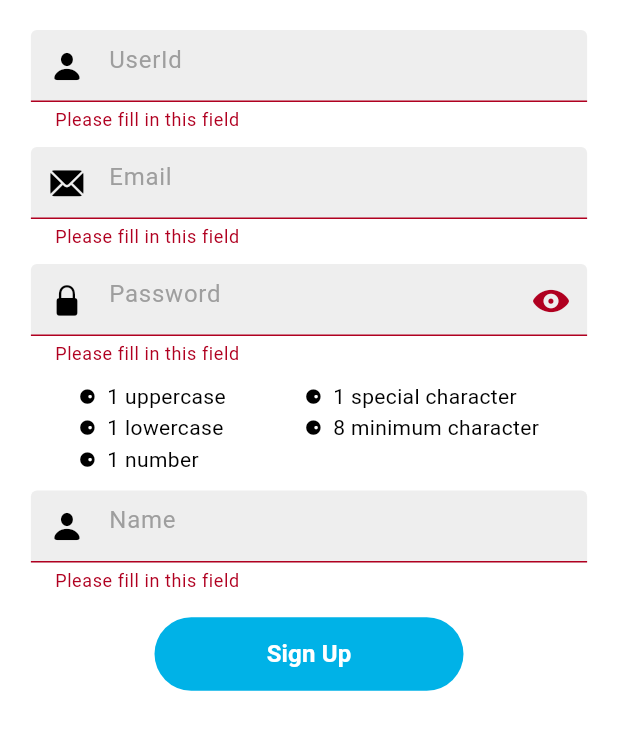
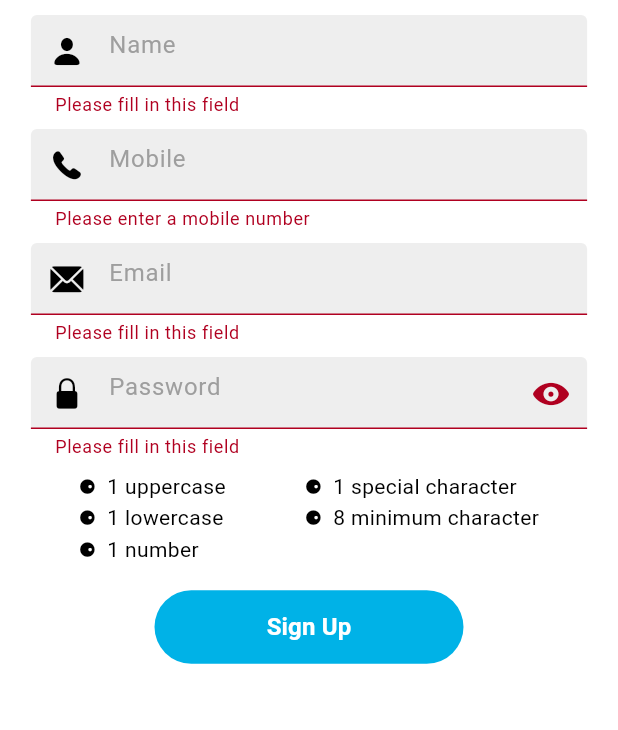
Before and after one commit to aamirk1/expensetrackernew, a Flutter app: the SignUpScreen widget shown alone on an empty page, opened directly, after a tap on "Sign Up", on a phone screen of 412 x 824 dp. Shown: the top 730 px of the screen. Run offline on Flutter 3.47's test engine with Material 3 defaults, Android fonts, the phone set to English and light mode, and no system bars; our stand-ins replace bloc, cloud_firestore, equatable, firebase_auth, firebase_core, fl_chart and 3 more; accounts and stored records are empty.

Commit message:
solve login signup screen

```diff
--- a/lib/screens/auth/sign_up_screen.dart
+++ b/lib/screens/auth/sign_up_screen.dart
@@ -17,7 +17,7 @@ class _SignUpScreenState extends State<SignUpScreen> {
   final passwordController = TextEditingController();
   final emailController = TextEditingController();
   final nameController = TextEditingController();
-	final userIdController = TextEditingController();
+  final phoneNumberController = TextEditingController();
   final _formKey = GlobalKey<FormState>();
   IconData iconPassword = CupertinoIcons.eye_fill;
   bool obscurePassword = true;
@@ -33,16 +33,16 @@ class _SignUpScreenState extends State<SignUpScreen> {
   Widget build(BuildContext context) {
     return BlocListener<SignUpBloc, SignUpState>(
       listener: (context, state) {
-				if(state is SignUpSuccess) {
+        if (state is SignUpSuccess) {
           setState(() {
             signUpRequired = false;
           });
           // Navigator.pop(context);
-				} else if(state is SignUpProcess) {
+        } else if (state is SignUpProcess) {
           setState(() {
             signUpRequired = true;
           });
-				}  else if(state is SignUpFailure) {
+        } else if (state is SignUpFailure) {
           return;
         }
       },
@@ -51,26 +51,48 @@ class _SignUpScreenState extends State<SignUpScreen> {
         child: Center(
           child: Column(
             children: [
-									const SizedBox(height: 20),
+              const SizedBox(height: 10),
               SizedBox(
                 width: MediaQuery.of(context).size.width * 0.9,
                 child: MyTextField(
-											controller: userIdController,
-											hintText: 'UserId',
+                    controller: nameController,
+                    hintText: 'Name',
                     obscureText: false,
                     keyboardType: TextInputType.name,
                     prefixIcon: const Icon(CupertinoIcons.person_fill),
                     validator: (val) {
-												if(val!.isEmpty) {
+                      if (val!.isEmpty) {
                         return 'Please fill in this field';
-												} else if(val.length > 10) {
-													return 'UserId too long';
+                      } else if (val.length > 30) {
+                        return 'Name too long';
                       }
                       return null;
+                    }),
+              ),
+              SizedBox(
+                height: 8,
+              ),
+              SizedBox(
+                width: MediaQuery.of(context).size.width * 0.9,
+                child: MyTextField(
+                  controller: phoneNumberController,
+                  hintText: 'Mobile',
+                  obscureText: false,
+                  keyboardType: TextInputType.phone,
+                  prefixIcon: const Icon(CupertinoIcons.phone_fill),
+                  validator: (val) {
+                    if (val == null || val.isEmpty) {
+                      return 'Please enter a mobile number';
+                    } else if (!RegExp(r'^[0-9]+$').hasMatch(val)) {
+                      return 'Only digits are allowed';
+                    } else if (val.length != 10) {
+                      return 'Mobile number must be exactly 10 digits';
                     }
+                    return null;
+                  },
                 ),
               ),
-									const SizedBox(height: 10),
+              const SizedBox(height: 8),
               SizedBox(
                 width: MediaQuery.of(context).size.width * 0.9,
                 child: MyTextField(
@@ -80,16 +102,16 @@ class _SignUpScreenState extends State<SignUpScreen> {
                     keyboardType: TextInputType.emailAddress,
                     prefixIcon: const Icon(CupertinoIcons.mail_solid),
                     validator: (val) {
-												if(val!.isEmpty) {
+                      if (val!.isEmpty) {
                         return 'Please fill in this field';
-												} else if(!RegExp(r'^[\w-\.]+@([\w-]+.)+[\w-]{2,4}$').hasMatch(val)) {
+                      } else if (!RegExp(r'^[\w-\.]+@([\w-]+.)+[\w-]{2,4}$')
+                          .hasMatch(val)) {
                         return 'Please enter a valid email';
                       }
                       return null;
-											}
+                    }),
               ),
-									),
-									const SizedBox(height: 10),
+              const SizedBox(height: 8),
               SizedBox(
                 width: MediaQuery.of(context).size.width * 0.9,
                 child: MyTextField(
@@ -99,7 +121,7 @@ class _SignUpScreenState extends State<SignUpScreen> {
                     keyboardType: TextInputType.visiblePassword,
                     prefixIcon: const Icon(CupertinoIcons.lock_fill),
                     onChanged: (val) {
-												if(val!.contains(RegExp(r'[A-Z]'))) {
+                      if (val!.contains(RegExp(r'[A-Z]'))) {
                         setState(() {
                           containsUpperCase = true;
                         });
@@ -108,7 +130,7 @@ class _SignUpScreenState extends State<SignUpScreen> {
                           containsUpperCase = false;
                         });
                       }
-												if(val.contains(RegExp(r'[a-z]'))) {
+                      if (val.contains(RegExp(r'[a-z]'))) {
                         setState(() {
                           containsLowerCase = true;
                         });
@@ -117,7 +139,7 @@ class _SignUpScreenState extends State<SignUpScreen> {
                           containsLowerCase = false;
                         });
                       }
-												if(val.contains(RegExp(r'[0-9]'))) {
+                      if (val.contains(RegExp(r'[0-9]'))) {
                         setState(() {
                           containsNumber = true;
                         });
@@ -126,7 +148,8 @@ class _SignUpScreenState extends State<SignUpScreen> {
                           containsNumber = false;
                         });
                       }
-												if(val.contains(RegExp(r'^(?=.*?[!@#$&*~`)\%\-(_+=;:,.<>/?"[{\]}\|^])'))) {
+                      if (val.contains(RegExp(
+                          r'^(?=.*?[!@#$&*~`)\%\-(_+=;:,.<>/?"[{\]}\|^])'))) {
                         setState(() {
                           containsSpecialChar = true;
                         });
@@ -135,7 +158,7 @@ class _SignUpScreenState extends State<SignUpScreen> {
                           containsSpecialChar = false;
                         });
                       }
-												if(val.length >= 8) {
+                      if (val.length >= 8) {
                         setState(() {
                           contains8Length = true;
                         });
@@ -150,7 +173,7 @@ class _SignUpScreenState extends State<SignUpScreen> {
                       onPressed: () {
                         setState(() {
                           obscurePassword = !obscurePassword;
-														if(obscurePassword) {
+                          if (obscurePassword) {
                             iconPassword = CupertinoIcons.eye_fill;
                           } else {
                             iconPassword = CupertinoIcons.eye_slash_fill;
@@ -160,16 +183,17 @@ class _SignUpScreenState extends State<SignUpScreen> {
                       icon: Icon(iconPassword),
                     ),
                     validator: (val) {
-												if(val!.isEmpty) {
+                      if (val!.isEmpty) {
                         return 'Please fill in this field';
-												} else if(!RegExp(r'^(?=.*?[A-Z])(?=.*?[a-z])(?=.*?[0-9])(?=.*?[!@#\$&*~`)\%\-(_+=;:,.<>/?"[{\]}\|^]).{8,}$').hasMatch(val)) {
+                      } else if (!RegExp(
+                              r'^(?=.*?[A-Z])(?=.*?[a-z])(?=.*?[0-9])(?=.*?[!@#\$&*~`)\%\-(_+=;:,.<>/?"[{\]}\|^]).{8,}$')
+                          .hasMatch(val)) {
                         return 'Please enter a valid password';
                       }
                       return null;
-											}
+                    }),
               ),
-									),
-									const SizedBox(height: 10),
+              const SizedBox(height: 8),
               Row(
                 mainAxisAlignment: MainAxisAlignment.spaceEvenly,
                 crossAxisAlignment: CrossAxisAlignment.start,
@@ -182,24 +206,21 @@ class _SignUpScreenState extends State<SignUpScreen> {
                         style: TextStyle(
                             color: containsUpperCase
                                 ? Colors.green
-																: Theme.of(context).colorScheme.onBackground
-														),
+                                : Theme.of(context).colorScheme.onBackground),
                       ),
                       Text(
                         "⚈  1 lowercase",
                         style: TextStyle(
                             color: containsLowerCase
                                 ? Colors.green
-																: Theme.of(context).colorScheme.onBackground
-														),
+                                : Theme.of(context).colorScheme.onBackground),
                       ),
                       Text(
                         "⚈  1 number",
                         style: TextStyle(
                             color: containsNumber
                                 ? Colors.green
-																: Theme.of(context).colorScheme.onBackground
-														),
+                                : Theme.of(context).colorScheme.onBackground),
                       ),
                     ],
                   ),
@@ -211,39 +232,18 @@ class _SignUpScreenState extends State<SignUpScreen> {
                         style: TextStyle(
                             color: containsSpecialChar
                                 ? Colors.green
-																: Theme.of(context).colorScheme.onBackground
-														),
+                                : Theme.of(context).colorScheme.onBackground),
                       ),
                       Text(
                         "⚈  8 minimum character",
                         style: TextStyle(
                             color: contains8Length
                                 ? Colors.green
-																: Theme.of(context).colorScheme.onBackground
-														),
+                                : Theme.of(context).colorScheme.onBackground),
                       ),
                     ],
                   ),
                 ],
-									),
-									const SizedBox(height: 10),
-									SizedBox(
-										width: MediaQuery.of(context).size.width * 0.9,
-										child: MyTextField(
-											controller: nameController,
-											hintText: 'Name',
-											obscureText: false,
-											keyboardType: TextInputType.name,
-											prefixIcon: const Icon(CupertinoIcons.person_fill),
-											validator: (val) {
-												if(val!.isEmpty) {
-													return 'Please fill in this field';
-												} else if(val.length > 30) {
-													return 'Name too long';
-												}
-												return null;
-											}
-										),
               ),
               SizedBox(height: MediaQuery.of(context).size.height * 0.02),
               !signUpRequired
@@ -254,41 +254,35 @@ class _SignUpScreenState extends State<SignUpScreen> {
                             if (_formKey.currentState!.validate()) {
                               MyUser myUser = MyUser.empty;
                               myUser = myUser.copyWith(
-                                userId: userIdController.text,
+                                phoneNumber: phoneNumberController.text,
                                 email: emailController.text,
                                 name: nameController.text,
                               );
                               setState(() {
-																context.read<SignUpBloc>().add(
-																	SignUpRequired(
-																		myUser,
-																		passwordController.text
-																	)
-																);
+                                context.read<SignUpBloc>().add(SignUpRequired(
+                                    myUser, passwordController.text));
                               });
                             }
                           },
                           style: TextButton.styleFrom(
                               elevation: 3.0,
-														backgroundColor: Theme.of(context).colorScheme.primary,
+                              backgroundColor:
+                                  Theme.of(context).colorScheme.primary,
                               foregroundColor: Colors.white,
                               shape: RoundedRectangleBorder(
-															borderRadius: BorderRadius.circular(60)
-														)
-													),
+                                  borderRadius: BorderRadius.circular(60))),
                           child: const Padding(
-														padding: EdgeInsets.symmetric(horizontal: 25, vertical: 5),
+                            padding: EdgeInsets.symmetric(
+                                horizontal: 25, vertical: 5),
                             child: Text(
                               'Sign Up',
                               textAlign: TextAlign.center,
                               style: TextStyle(
                                   color: Colors.white,
                                   fontSize: 16,
-																fontWeight: FontWeight.w600
+                                  fontWeight: FontWeight.w600),
                             ),
-														),
-													)
-												),
+                          )),
                     )
                   : const CircularProgressIndicator()
             ],
--- a/lib/screens/home/views/main_screen.dart
+++ b/lib/screens/home/views/main_screen.dart
@@ -1,8 +1,10 @@
 import 'dart:math';
 
 import 'package:expense_repository/expense_repository.dart';
+import 'package:expensetracker/blocs/sign_in_bloc/sign_in_bloc.dart';
 import 'package:flutter/cupertino.dart';
 import 'package:flutter/material.dart';
+import 'package:flutter_bloc/flutter_bloc.dart';
 import 'package:intl/intl.dart';
 
 import '../../../data/data.dart';
@@ -65,7 +67,10 @@ class MainScreen extends StatelessWidget {
                   ],
                 ),
                 IconButton(
-                    onPressed: () {}, icon: const Icon(CupertinoIcons.settings))
+                    onPressed: () {
+                      context.read<SignInBloc>().add(const SignOutRequired());
+                    },
+                    icon: const Icon(CupertinoIcons.settings))
               ],
             ),
             const SizedBox(
--- a/packages/expense_repository/lib/src/entities/user_entity.dart
+++ b/packages/expense_repository/lib/src/entities/user_entity.dart
@@ -4,18 +4,20 @@ class MyUserEntity extends Equatable {
   final String userId;
   final String email;
   final String name;
+  final String phoneNumber;
 
-	const MyUserEntity({
-		required this.userId,
+  const MyUserEntity(
+      {required this.userId,
       required this.email,
-		required this.name
-	});
+      required this.name,
+      required this.phoneNumber});
 
   Map<String, Object?> toDocument() {
     return {
       'userId': userId,
       'email': email,
       'name': name,
+      'phoneNumber': phoneNumber,
     };
   }
 
@@ -23,11 +25,10 @@ class MyUserEntity extends Equatable {
     return MyUserEntity(
         userId: doc['userId'],
         email: doc['email'],
-			name: doc['name']
-		);
+        name: doc['name'],
+        phoneNumber: doc['phoneNumber']);
   }
 
   @override
-	List<Object?> get props => [userId, email, name];
-
+  List<Object?> get props => [userId, email, name, phoneNumber];
 }
--- a/packages/expense_repository/lib/src/models/user.dart
+++ b/packages/expense_repository/lib/src/models/user.dart
@@ -1,51 +1,46 @@
 import 'package:equatable/equatable.dart';
 import '../entities/entities.dart';
 
-class MyUser extends Equatable  {
+class MyUser extends Equatable {
   final String userId;
   final String email;
   final String name;
+  final String phoneNumber;
 
-	const MyUser({
-		required this.userId,
+  const MyUser(
+      {required this.userId,
       required this.email,
-		required this.name
-	});
+      required this.name,
+      required this.phoneNumber});
 
-	static const empty = MyUser(
-		userId: '',
-		email: '',
-		name: ''
-	);
+  static const empty = MyUser(userId: '', email: '', name: '', phoneNumber: '');
 
   MyUser copyWith({
     String? userId,
     String? email,
-		String? name
+    String? name,
+    String? phoneNumber,
   }) {
     return MyUser(
         userId: userId ?? this.userId,
         email: email ?? this.email,
-			name: name ?? this.name
-		);
+        name: name ?? this.name,
+        phoneNumber: phoneNumber ?? this.phoneNumber);
   }
 
   MyUserEntity toEntity() {
     return MyUserEntity(
-			userId: userId,
-			email: email,
-			name: name
-		);
+        userId: userId, email: email, name: name, phoneNumber: phoneNumber);
   }
 
   static MyUser fromEntity(MyUserEntity entity) {
     return MyUser(
         userId: entity.userId,
         email: entity.email,
-			name: entity.name
-		);
+        name: entity.name,
+        phoneNumber: entity.phoneNumber);
   }
 
   @override
-	List<Object?> get props => [userId, email, name];
+  List<Object?> get props => [userId, email, name, phoneNumber];
 }
```
Lines whose indentation alone changed are shown as unchanged.
